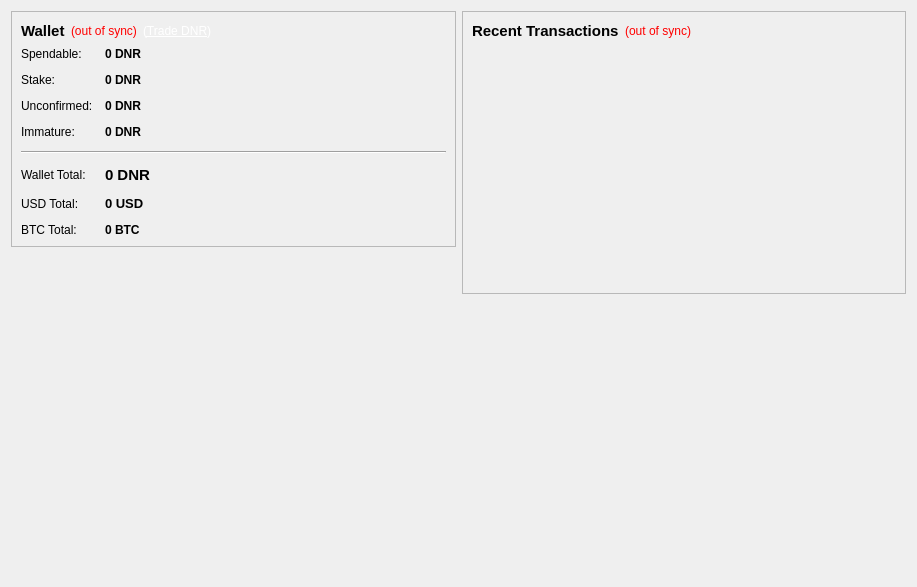
Old version of the form src/qt/forms/overviewpage.ui in the repository metaspartan/denarius.
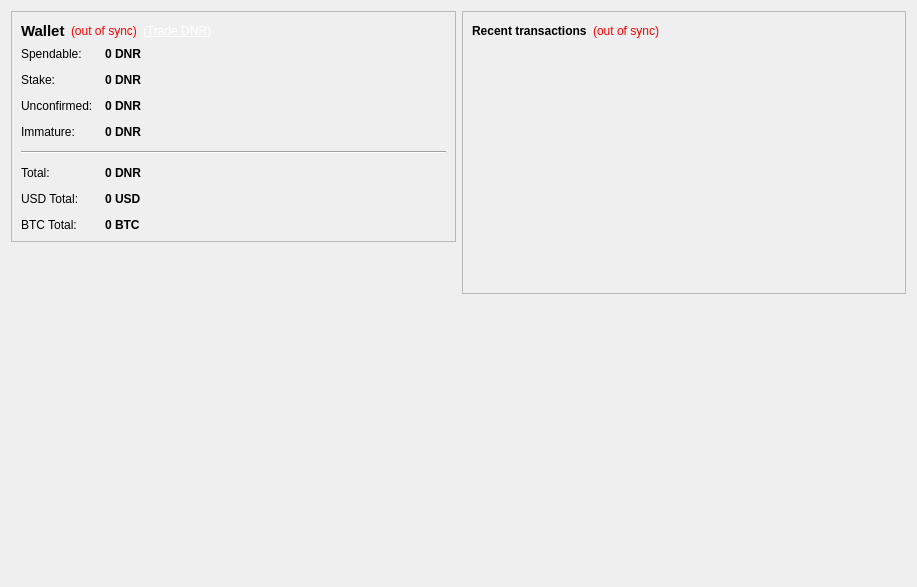
New version of the form. Icons and pictures are not drawn.

Patch:
```diff
--- a/src/qt/forms/overviewpage.ui
+++ b/src/qt/forms/overviewpage.ui
@@ -219,7 +219,7 @@
           <item row="5" column="0">
            <widget class="QLabel" name="labelTotalText">
             <property name="text">
-             <string>Wallet Total:</string>
+             <string>Total:</string>
             </property>
            </widget>
           </item>
@@ -227,7 +227,6 @@
            <widget class="QLabel" name="labelTotal">
             <property name="font">
              <font>
-              <pointsize>11</pointsize>
               <weight>75</weight>
               <bold>true</bold>
              </font>
@@ -257,7 +256,6 @@
            <widget class="QLabel" name="labelUSDTotal">
             <property name="font">
              <font>
-              <pointsize>10</pointsize>
               <weight>75</weight>
               <bold>true</bold>
              </font>
@@ -350,13 +348,8 @@
          <layout class="QHBoxLayout" name="horizontalLayout_2">
           <item>
            <widget class="QLabel" name="label_4">
-            <property name="font">
-             <font>
-              <pointsize>11</pointsize>
-             </font>
-            </property>
             <property name="text">
-             <string>&lt;b&gt;Recent Transactions&lt;/b&gt;</string>
+             <string>&lt;b&gt;Recent transactions&lt;/b&gt;</string>
             </property>
            </widget>
           </item>
```
Left out of the diff: 10 changed lines with no effect on the pictures.
